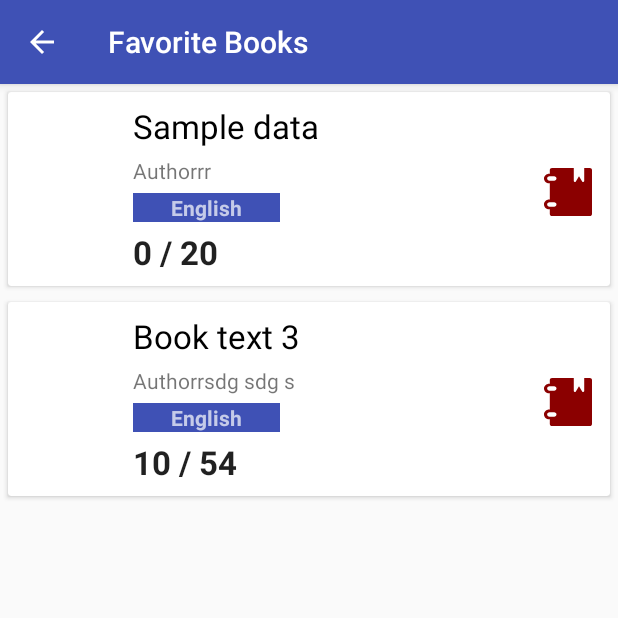
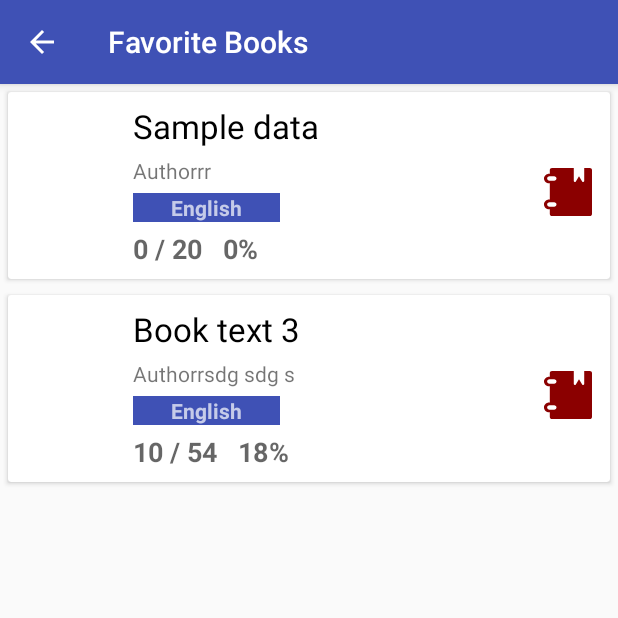
Before and after one commit to hasithabs/book-reader-android, an Android app: the FavoriteActivity screen opened directly, with no data from a screen before it, on a phone screen of 412 x 824 dp, the top half of it. Run offline under Robolectric (Android 15) with nearby library versions, the phone set to English and light mode, and no system bars.

Commit message:
Add - pecentage value

```diff
--- a/app/src/main/java/com/example/enters/book_reader/Adapter/BookAdapter.java
+++ b/app/src/main/java/com/example/enters/book_reader/Adapter/BookAdapter.java
@@ -62,9 +62,11 @@ public class BookAdapter extends RecyclerView.Adapter<BookAdapter.BookViewHolder
     @Override
     public void onBindViewHolder(BookViewHolder holder, int position) {
         Book book = bookList.get(position);
+        double percentage = ((double)book.getCurrentPage() / book.getPageCount()) * 100;
+
         holder.txtBookTitle.setText(book.getTitle());
         holder.txtBookAuthor.setText(book.getAuthor());
-        holder.txtBookPages.setText(book.getCurrentPage() + " / " + book.getPageCount());
+        holder.txtBookPages.setText(book.getCurrentPage() + " / " + book.getPageCount() + "   " + (int)percentage + "%");
         holder.imgBookCover.setImageBitmap(ImageHelper.getBitmapFromAsset(bookContext, book.getImgPath()));
 
         if (book.getType() == 1) {
--- a/app/src/main/res/layout/list_layout.xml
+++ b/app/src/main/res/layout/list_layout.xml
@@ -66,7 +66,7 @@
                 android:layout_marginTop="5dp"
                 android:layout_toRightOf="@id/imageView"
                 android:text="19/434"
-                android:textAppearance="@style/Base.TextAppearance.AppCompat.Large"
+                android:textAppearance="@style/Base.TextAppearance.AppCompat.Medium"
                 android:textStyle="bold" />
 
             <ImageView
```
